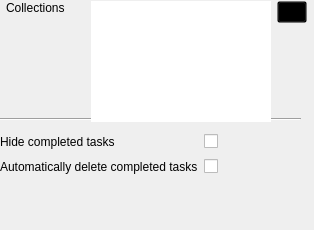
KDE/akonadi-google-applets, file tasks/src/config.ui: the form before one commit.
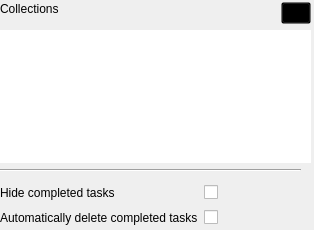
The form after the commit.

Commit message: Change layout in general configuration dialog

Diff of the .ui file:
```diff
--- a/tasks/src/config.ui
+++ b/tasks/src/config.ui
@@ -23,7 +23,7 @@
    <property name="geometry">
     <rect>
      <x>0</x>
-     <y>99</y>
+     <y>150</y>
      <width>301</width>
      <height>41</height>
     </rect>
@@ -36,7 +36,7 @@
    <property name="geometry">
     <rect>
      <x>0</x>
-     <y>130</y>
+     <y>181</y>
      <width>311</width>
      <height>48</height>
     </rect>
@@ -87,12 +87,14 @@
   <widget class="QWidget" name="">
    <property name="geometry">
     <rect>
-     <x>6</x>
-     <y>1</y>
-     <width>301</width>
-     <height>121</height>
+     <x>0</x>
+     <y>2</y>
+     <width>311</width>
+     <height>161</height>
     </rect>
    </property>
+   <layout class="QVBoxLayout" name="verticalLayout">
+    <item>
    <layout class="QHBoxLayout" name="horizontalLayout">
     <item>
      <widget class="QLabel" name="label_4">
@@ -105,10 +107,28 @@
      </widget>
     </item>
     <item>
+       <widget class="QPushButton" name="loadCollections">
+        <property name="maximumSize">
+         <size>
+          <width>30</width>
+          <height>30</height>
+         </size>
+        </property>
+        <property name="styleSheet">
+         <string notr="true">background-color:transparent</string>
+        </property>
+        <property name="text">
+         <string/>
+        </property>
+       </widget>
+      </item>
+     </layout>
+    </item>
+    <item>
      <widget class="QListWidget" name="collectionsList">
       <property name="maximumSize">
        <size>
-        <width>180</width>
+        <width>16777215</width>
         <height>16777215</height>
        </size>
       </property>
@@ -132,22 +152,6 @@
       </property>
      </widget>
     </item>
-    <item alignment="Qt::AlignTop">
-     <widget class="QPushButton" name="loadCollections">
-      <property name="maximumSize">
-       <size>
-        <width>30</width>
-        <height>30</height>
-       </size>
-      </property>
-      <property name="styleSheet">
-       <string notr="true">background-color:transparent</string>
-      </property>
-      <property name="text">
-       <string/>
-      </property>
-     </widget>
-    </item>
    </layout>
   </widget>
  </widget>
```
Lines whose indentation alone changed are shown as unchanged. The commit also changes 4 other files.
